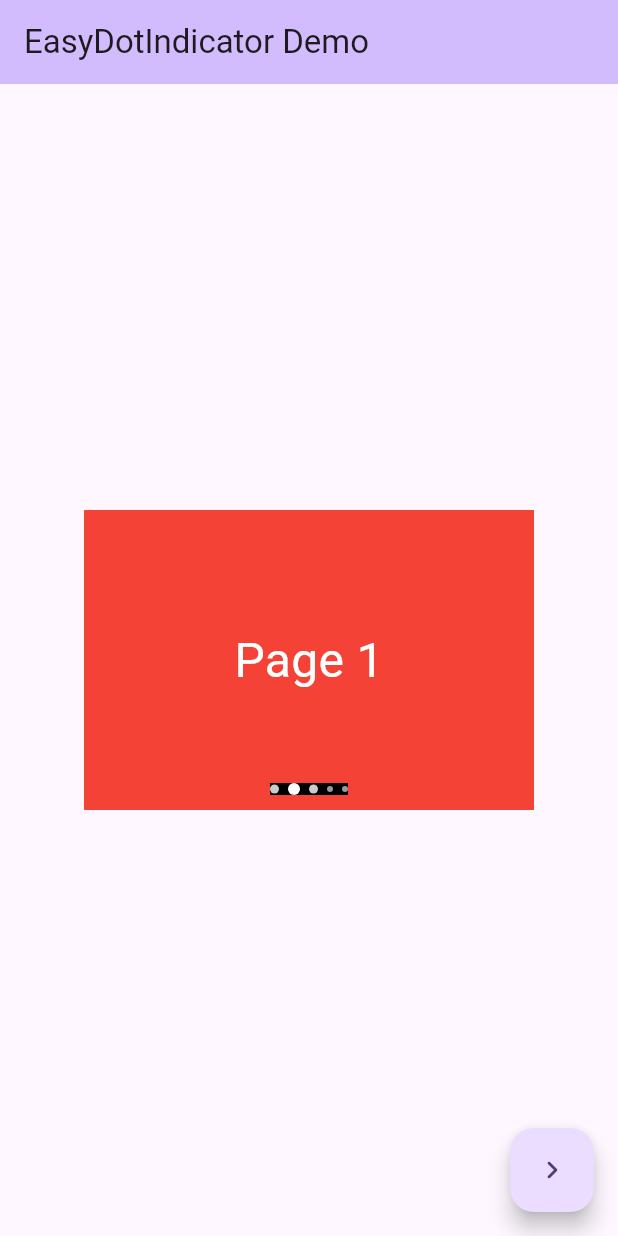
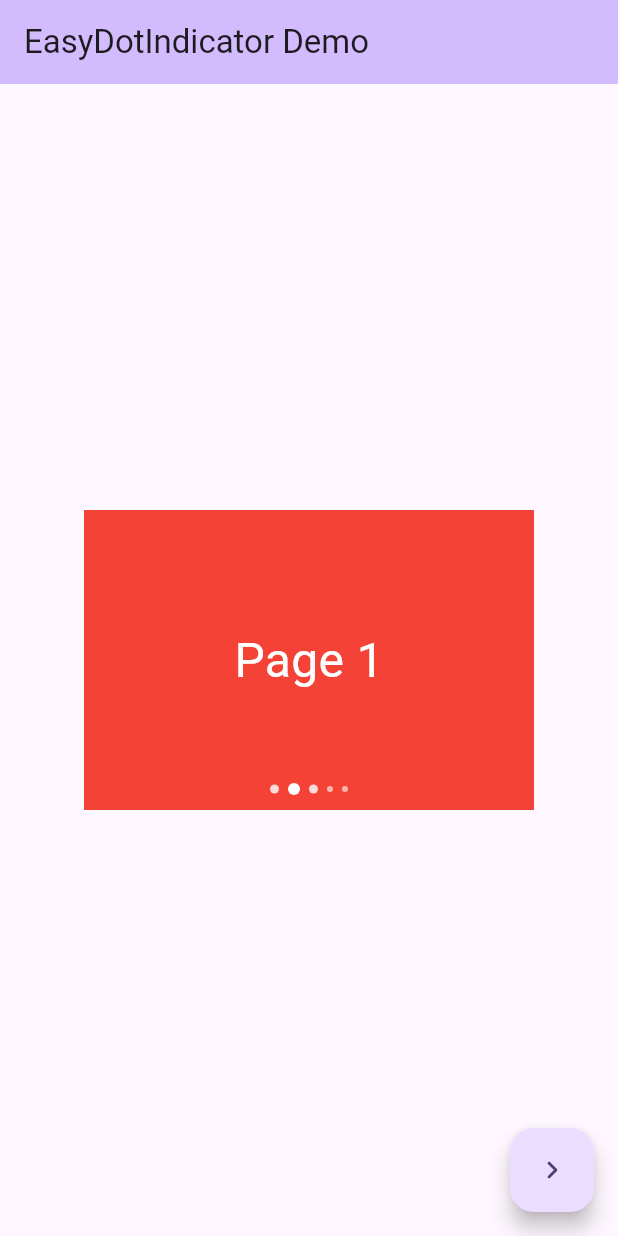
Before and after one commit to YanhqZ/easy_dot_indicator, a Flutter app: the screen it shows after launch, after a tap on the "navigate next" icon, on a phone screen of 412 x 824 dp. Run offline on Flutter 3.47's test engine with Material 3 defaults, Android fonts, the phone set to English and light mode, and no system bars.

```diff
--- a/lib/src/indicator.dart
+++ b/lib/src/indicator.dart
@@ -1,3 +1,5 @@
+import 'dart:math';
+
 import 'package:flutter/material.dart';
 
 import 'dot.dart';
@@ -37,7 +39,6 @@ class _EasyDotIndicatorState extends State<EasyDotIndicator>
   final ValueNotifier<double> widthNotifier = ValueNotifier<double>(0);
   int current = 0;
   int pending = 0;
-  double pendingWidthDiff = 0;
 
   /// The number of dots that can be displayed to the left or right of the current dot
   late int leftDotNum;
@@ -60,19 +61,21 @@ class _EasyDotIndicatorState extends State<EasyDotIndicator>
     animController = AnimationController(
         duration: const Duration(milliseconds: 150), vsync: this);
     animation = Tween<double>(begin: 0, end: 1).animate(animController)
-      ..addListener(() {
-        if (!mounted) return;
-        setState(() {});
-      })
       ..addStatusListener((status) {
         if (status == AnimationStatus.completed) {
           // when the animation is completed, adjust the width and scroll offset.
           WidgetsBinding.instance.addPostFrameCallback((timeStamp) {
-            widthNotifier.value = _calculateIndicatorWidth(current);
+            // widthNotifier.value = _calculateIndicatorWidth(current);
             scrollController.jumpTo(_calculateScrollOffset(current));
           });
         }
       });
+  }
+
+  @override
+  void dispose() {
+    super.dispose();
+    animController.dispose();
   }
 
   /// Update the current dot index
@@ -83,15 +86,16 @@ class _EasyDotIndicatorState extends State<EasyDotIndicator>
         if (animController.isAnimating) {
           animController.stop(canceled: true);
         }
-        pendingWidthDiff = _calculateIndicatorWidth(pending) -
-            _calculateIndicatorWidth(current);
-        if (pendingWidthDiff > 0) {
-          widthNotifier.value = _calculateIndicatorWidth(pending);
-        }
+        // Calculate the bigger width between the current and pending and update UI
+        // to promise the dot can be displayed completely during the animation
+        widthNotifier.value = max(
+          _calculateIndicatorWidth(pending),
+          _calculateIndicatorWidth(current),
+        );
+        // Start animation
         animController.reset();
         animController.forward();
-
-        // ignore: invalid_use_of_protected_member
+        // Update the scroll offset
         scrollController.animateTo(
           _calculateScrollOffset(index),
           duration: const Duration(milliseconds: 150),
@@ -130,18 +134,20 @@ class _EasyDotIndicatorState extends State<EasyDotIndicator>
 
   /// Calculate indicator scroll offset
   double _calculateScrollOffset(int index) {
+    // Calculate the number of invisible dots to the left of the indicator
     int leftInvisibleDotNum = 0;
     if (index <= leftDotNum) {
       leftInvisibleDotNum = 0;
-    } else if (index < widget.count - widget.visibleNum + leftDotNum) {
+    } else if (index <= widget.count - widget.visibleNum + leftDotNum) {
       leftInvisibleDotNum = index - leftDotNum;
+    } else if (index < widget.count - 1) {
+      leftInvisibleDotNum = widget.count - widget.visibleNum;
     } else {
-      leftInvisibleDotNum = widget.count - widget.visibleNum;
+      return scrollController.position.maxScrollExtent;
     }
     final gap = widget.gap;
-    List<Dot> dots = List.generate(leftInvisibleDotNum,
-        (index) => indicatorDot(index, controller.current));
-
+    List<Dot> dots =
+        List.generate(leftInvisibleDotNum, (i) => indicatorDot(i, index));
     return dots.fold(0.0,
             (previousValue, element) => previousValue + element.size.width) +
         dots.length * gap;
@@ -151,11 +157,12 @@ class _EasyDotIndicatorState extends State<EasyDotIndicator>
   Widget build(BuildContext context) {
     return Builder(builder: (context) {
       controller._context = context;
+      // Update the width of the indicator when the context injected
+      widthNotifier.value = _calculateIndicatorWidth(pending);
       return ValueListenableBuilder(
         valueListenable: widthNotifier,
         builder: (context, width, child) {
-          return Container(
-            color: Colors.black,
+          return SizedBox(
             width: width,
             height: Dot.big.size.height,
             child: child,
@@ -163,11 +170,15 @@ class _EasyDotIndicatorState extends State<EasyDotIndicator>
         },
         child: ScrollConfiguration(
           behavior: const ScrollBehavior().copyWith(overscroll: false),
+          child: IgnorePointer(
             child: ListView(
-            physics: const NeverScrollableScrollPhysics(),
+              physics: const BouncingScrollPhysics(),
               scrollDirection: Axis.horizontal,
               controller: scrollController,
               children: List<Widget>.from(List.generate(widget.count, (index) {
+                return AnimatedBuilder(
+                  animation: animation,
+                  builder: (BuildContext context, child) {
                     final curDot = indicatorDot(index, current);
                     final preDot = dots[index];
                     final double opacity;
@@ -181,7 +192,8 @@ class _EasyDotIndicatorState extends State<EasyDotIndicator>
                       opacity = preDot.opacity +
                           animation.value * (curDot.opacity - preDot.opacity);
                       sizeWidth = preDot.size.width +
-                    animation.value * (curDot.size.width - preDot.size.width);
+                          animation.value *
+                              (curDot.size.width - preDot.size.width);
                     }
                     if (animation.value >= 1) {
                       dots[index] = curDot;
@@ -190,8 +202,14 @@ class _EasyDotIndicatorState extends State<EasyDotIndicator>
                       painter: IndicatorDotPainter(opacity),
                       size: Size(sizeWidth, sizeWidth),
                     );
-            }).toList().expand((e) => [e, SizedBox(width: widget.gap)]).toList()
+                  },
+                );
+              })
+                  .toList()
+                  .expand((e) => [e, SizedBox(width: widget.gap)])
+                  .toList()
                 ..removeLast()),
+            ),
           ),
         ),
       );
```
Lines whose indentation alone changed are shown as unchanged.
